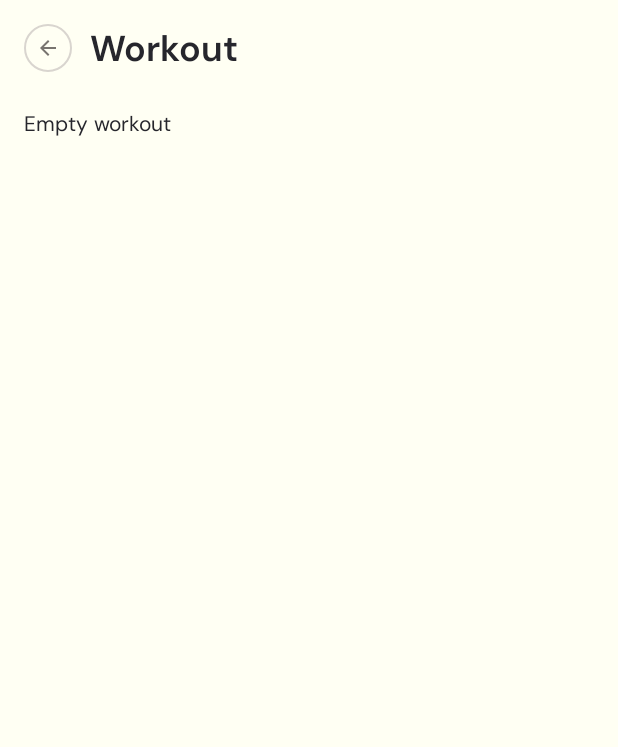
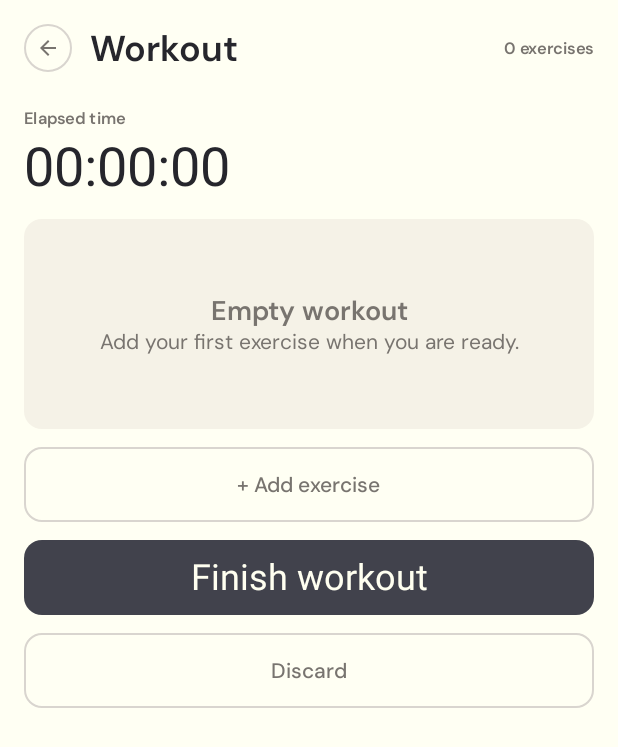
Before and after one commit to tugilane/MAD-2026-Group54, an Android app built with Jetpack Compose: the screen it shows after launch (MainActivity), after a tap on "Start empty workout", on a phone screen of 412 x 824 dp. Shown: the top 747 px of the screen. Run offline under Robolectric (Android 15) with nearby library versions, the phone set to English and light mode, and no system bars; our stand-ins replace Room's generated code; 1 other tap on this screen came first.

Commit message:
Connect active workout flow and Discard (#23)

```diff
--- a/app/src/main/java/ee/ut/cs/mad/strideset/MainActivity.kt
+++ b/app/src/main/java/ee/ut/cs/mad/strideset/MainActivity.kt
@@ -15,13 +15,18 @@ import ee.ut.cs.mad.strideset.ui.StrideSetApp
 import ee.ut.cs.mad.strideset.ui.theme.StrideSetTheme
 import java.io.IOException
 import kotlinx.coroutines.flow.catch
+import kotlinx.coroutines.flow.first
+import kotlinx.coroutines.CancellationException
 import kotlinx.coroutines.launch
 
 class MainActivity : ComponentActivity() {
     override fun onCreate(savedInstanceState: Bundle?) {
         super.onCreate(savedInstanceState)
-        val settingsRepository = (application as StrideSetApplication).container.settingsRepository
-        val savedPlans = (application as StrideSetApplication).container.workoutPlanRepository.observePlans()
+        val container = (application as StrideSetApplication).container
+        val settingsRepository = container.settingsRepository
+        val savedPlans = container.workoutPlanRepository.observePlans()
+        val workoutRepository = container.workoutRepository
+        val activeWorkout = workoutRepository.observeActiveWorkout()
         val settingsFlow = settingsRepository.settings.catch { error ->
             if (error is IOException) {
                 Toast.makeText(this@MainActivity, R.string.settings_load_error, Toast.LENGTH_LONG).show()
@@ -39,6 +44,32 @@ class MainActivity : ComponentActivity() {
                 StrideSetApp(
                     settings = settings,
                     savedPlans = savedPlans,
+                    activeWorkoutFlow = activeWorkout,
+                    onStartWorkout = { planId ->
+                        try {
+                            val current = activeWorkout.first()
+                            when {
+                                current == null -> workoutRepository.startWorkout(planId)
+                                current.exercises.isEmpty() && planId != null ->
+                                    workoutRepository.startWorkoutReplacingEmpty(planId, current.id)
+                            }
+                            true
+                        } catch (error: Exception) {
+                            if (error is CancellationException) throw error
+                            Toast.makeText(this@MainActivity, R.string.workout_start_error, Toast.LENGTH_LONG).show()
+                            false
+                        }
+                    },
+                    onDiscardWorkout = { workoutId ->
+                        try {
+                            workoutRepository.discardWorkout(workoutId)
+                            true
+                        } catch (error: Exception) {
+                            if (error is CancellationException) throw error
+                            Toast.makeText(this@MainActivity, R.string.workout_discard_error, Toast.LENGTH_LONG).show()
+                            false
+                        }
+                    },
                     onDistanceUnitSelected = { unit ->
                         saveSetting { settingsRepository.setDistanceUnit(unit) }
                     },
--- a/app/src/main/java/ee/ut/cs/mad/strideset/data/local/WorkoutDao.kt
+++ b/app/src/main/java/ee/ut/cs/mad/strideset/data/local/WorkoutDao.kt
@@ -17,6 +17,9 @@ interface WorkoutDao {
 
     @Query("SELECT id FROM workouts WHERE finishedAt IS NULL LIMIT 1")
     suspend fun getActiveId(): Long?
+
+    @Query("SELECT COUNT(*) FROM workout_exercises WHERE workoutId = :workoutId")
+    suspend fun countExercises(workoutId: Long): Int
 
     @Transaction
     @Query("SELECT * FROM workouts WHERE id = :id")
@@ -106,8 +109,19 @@ interface WorkoutDao {
      * @throws IllegalStateException if another workout is already in progress (nothing is saved)
      */
     @Transaction
-    suspend fun startWorkout(workout: WorkoutEntity, exercises: List<StartingExercise>): Long {
-        check(getActiveId() == null) { "Another workout is already in progress" }
+    suspend fun startWorkout(
+        workout: WorkoutEntity,
+        exercises: List<StartingExercise>,
+        replaceEmptyWorkoutId: Long? = null,
+    ): Long {
+        if (replaceEmptyWorkoutId == null) {
+            check(getActiveId() == null) { "Another workout is already in progress" }
+        } else {
+            check(getActiveId() == replaceEmptyWorkoutId && countExercises(replaceEmptyWorkoutId) == 0) {
+                "The active workout is no longer empty"
+            }
+            deleteWorkout(replaceEmptyWorkoutId)
+        }
         val workoutId = insertWorkout(workout)
         exercises.forEachIndexed { position, item ->
             val workoutExerciseId = insertExercise(
--- a/app/src/main/java/ee/ut/cs/mad/strideset/data/repository/RoomWorkoutRepository.kt
+++ b/app/src/main/java/ee/ut/cs/mad/strideset/data/repository/RoomWorkoutRepository.kt
@@ -32,6 +32,16 @@ class RoomWorkoutRepository(
         dao.observeById(id).map { it?.toModel() }
 
     override suspend fun startWorkout(planId: Long?): Long {
+        val (workout, exercises) = workoutForPlan(planId)
+        return dao.startWorkout(workout, exercises)
+    }
+
+    override suspend fun startWorkoutReplacingEmpty(planId: Long, emptyWorkoutId: Long): Long {
+        val (workout, exercises) = workoutForPlan(planId)
+        return dao.startWorkout(workout, exercises, replaceEmptyWorkoutId = emptyWorkoutId)
+    }
+
+    private suspend fun workoutForPlan(planId: Long?): Pair<WorkoutEntity, List<StartingExercise>> {
         val plan = planId?.let { id ->
             requireNotNull(planRepository.getPlan(id)) { "No plan with id $id" }
         }
@@ -55,7 +65,7 @@ class RoomWorkoutRepository(
             planId = plan?.id,
             startedAt = clock.millis(),
         )
-        return dao.startWorkout(workout, exercises)
+        return workout to exercises
     }
 
     override suspend fun addExercise(workoutId: Long, exerciseId: Long): Long =
--- a/app/src/main/java/ee/ut/cs/mad/strideset/data/repository/WorkoutRepository.kt
+++ b/app/src/main/java/ee/ut/cs/mad/strideset/data/repository/WorkoutRepository.kt
@@ -17,6 +17,9 @@ interface WorkoutRepository {
      * @throws IllegalStateException if another workout is already in progress
      */
     suspend fun startWorkout(planId: Long? = null): Long
+
+    /** Replaces the specified active workout only if it is still empty, then starts the plan. */
+    suspend fun startWorkoutReplacingEmpty(planId: Long, emptyWorkoutId: Long): Long
 
     /** Adds an exercise to the workout and returns the new WorkoutExercise id. */
     suspend fun addExercise(workoutId: Long, exerciseId: Long): Long
--- a/app/src/main/java/ee/ut/cs/mad/strideset/ui/StrideSetApp.kt
+++ b/app/src/main/java/ee/ut/cs/mad/strideset/ui/StrideSetApp.kt
@@ -6,20 +6,24 @@ import androidx.compose.foundation.layout.Box
 import androidx.compose.foundation.layout.PaddingValues
 import androidx.compose.foundation.layout.fillMaxSize
 import androidx.compose.foundation.layout.padding
+import androidx.compose.material3.CircularProgressIndicator
 import androidx.compose.material3.MaterialTheme
 import androidx.compose.material3.Scaffold
 import androidx.compose.runtime.Composable
 import androidx.compose.runtime.collectAsState
 import androidx.compose.runtime.getValue
 import androidx.compose.runtime.mutableStateOf
+import androidx.compose.runtime.rememberCoroutineScope
 import androidx.compose.runtime.saveable.rememberSaveable
 import androidx.compose.runtime.setValue
+import androidx.compose.ui.Alignment
 import androidx.compose.ui.Modifier
 import androidx.compose.ui.tooling.preview.Preview
 import ee.ut.cs.mad.strideset.R
 import ee.ut.cs.mad.strideset.data.model.DistanceUnit
 import ee.ut.cs.mad.strideset.data.model.UnitSettings
 import ee.ut.cs.mad.strideset.data.model.WeightUnit
+import ee.ut.cs.mad.strideset.data.model.Workout
 import ee.ut.cs.mad.strideset.data.model.WorkoutPlan
 import ee.ut.cs.mad.strideset.ui.home.HomeBottomBar
 import ee.ut.cs.mad.strideset.ui.home.HomeScreen
@@ -27,6 +31,7 @@ import ee.ut.cs.mad.strideset.ui.home.HomeTab
 import ee.ut.cs.mad.strideset.ui.theme.StrideSetTheme
 import kotlinx.coroutines.flow.Flow
 import kotlinx.coroutines.flow.emptyFlow
+import kotlinx.coroutines.launch
 
 private enum class AppDestination(
     @param:StringRes val title: Int,
@@ -45,10 +50,15 @@ private enum class AppDestination(
 fun StrideSetApp(
     settings: UnitSettings,
     savedPlans: Flow<List<WorkoutPlan>>,
+    activeWorkoutFlow: Flow<Workout?>,
+    onStartWorkout: suspend (Long?) -> Boolean,
+    onDiscardWorkout: suspend (Long) -> Boolean,
     onDistanceUnitSelected: (DistanceUnit) -> Unit,
     onWeightUnitSelected: (WeightUnit) -> Unit
 ) {
     var destination by rememberSaveable { mutableStateOf(AppDestination.Home) }
+    val coroutineScope = rememberCoroutineScope()
+    val activeWorkout by activeWorkoutFlow.collectAsState(initial = null)
 
     var selectedPlanId by rememberSaveable { mutableStateOf<Long?>(null) }
     val goBack = {
@@ -86,8 +96,12 @@ fun StrideSetApp(
                     plans = plans.map { WorkoutPlanChoice(it.id, it.name, it.exercises.size) },
                     onBack = goBack,
                     onStartWorkout = { planId ->
-                        selectedPlanId = planId
-                        destination = AppDestination.Workout
+                        coroutineScope.launch {
+                            if (onStartWorkout(planId)) {
+                                selectedPlanId = planId
+                                destination = AppDestination.Workout
+                            }
+                        }
                     },
                     onEditPlan = { planId ->
                         selectedPlanId = planId
@@ -95,7 +109,26 @@ fun StrideSetApp(
                     },
                 )
             } else if (destination == AppDestination.Workout) {
-                WorkoutScreen(planId = selectedPlanId, onBack = goBack)
+                val workout = activeWorkout
+                if (workout == null) {
+                    CircularProgressIndicator(Modifier.align(Alignment.Center))
+                } else {
+                    WorkoutScreen(
+                        workout = workout,
+                        onBack = goBack,
+                        onAddExercise = {},
+                        onSetChanged = {},
+                        onFinishWorkout = {},
+                        onDiscardWorkout = {
+                            coroutineScope.launch {
+                                if (onDiscardWorkout(workout.id)) {
+                                    destination = AppDestination.ChooseWorkout
+                                    selectedPlanId = null
+                                }
+                            }
+                        },
+                    )
+                }
             } else if (destination == AppDestination.PlanEditor) {
                 PlanEditorScreen(planId = selectedPlanId, onBack = goBack)
             } else {
@@ -134,6 +167,9 @@ private fun StrideSetAppPreview() {
         StrideSetApp(
             settings = UnitSettings(),
             savedPlans = emptyFlow(),
+            activeWorkoutFlow = emptyFlow(),
+            onStartWorkout = { true },
+            onDiscardWorkout = { true },
             onDistanceUnitSelected = {},
             onWeightUnitSelected = {}
         )
--- a/app/src/main/res/values/strings.xml
+++ b/app/src/main/res/values/strings.xml
@@ -27,6 +27,8 @@
     <string name="new_plan_title">New plan</string>
     <string name="edit_plan_title">Edit plan</string>
     <string name="workout_title">Workout</string>
+    <string name="workout_start_error">Could not start the workout. Please try again.</string>
+    <string name="workout_discard_error">Could not discard the workout. Please try again.</string>
     <string name="empty_workout_title">Empty workout</string>
     <string name="empty_workout_message">Add your first exercise when you are ready.</string>
     <string name="elapsed_time">Elapsed time</string>
```
Also changed, not shown: app/src/main/java/ee/ut/cs/mad/strideset/ui/WorkoutScreen.kt (+44 -26 lines).
